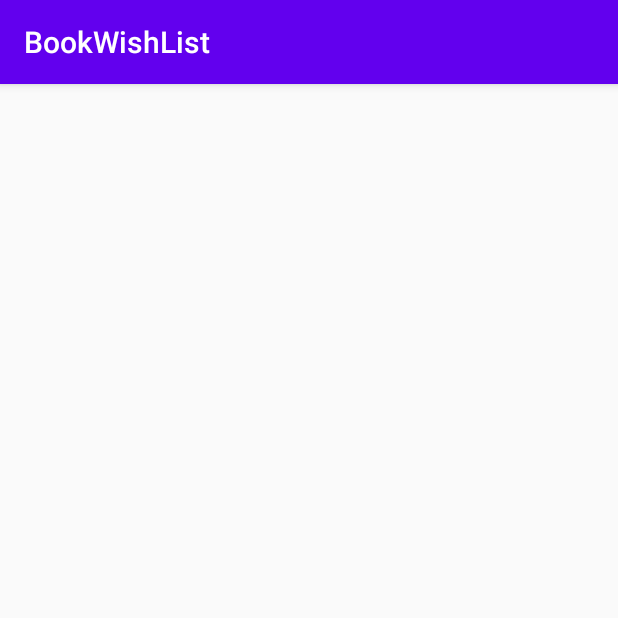
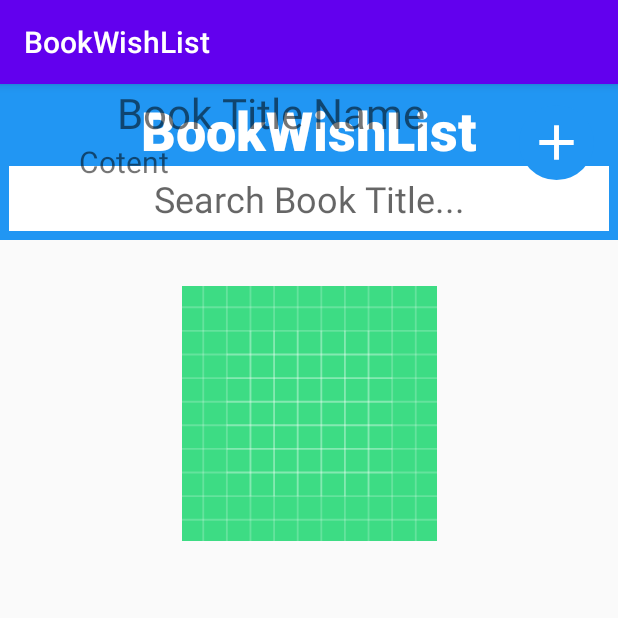
Before and after one commit to EunChongJu/BookWishList, an Android app: the BookInfo screen opened directly, with no data from a screen before it, on a phone screen of 412 x 824 dp, the top half of it. Run offline under Robolectric (Android 15) with nearby library versions, the phone set to English and light mode, and no system bars.

Commit message:
Update Design View and Change to ViewBinding
It's only developed For HOMEWORK

```diff
--- a/app/src/main/res/layout/activity_book_info.xml
+++ b/app/src/main/res/layout/activity_book_info.xml
@@ -6,4 +6,92 @@
     android:layout_height="match_parent"
     tools:context=".BookInfo">
 
+    <LinearLayout
+        android:id="@+id/linearLayout"
+        android:layout_width="match_parent"
+        android:layout_height="wrap_content"
+        android:background="#2196F3"
+        android:orientation="vertical"
+        android:padding="6dp">
+
+        <TextView
+            android:id="@+id/logoMain"
+            android:layout_width="match_parent"
+            android:layout_height="wrap_content"
+            android:fontFamily="sans-serif-black"
+            android:text="BookWishList"
+            android:textAlignment="center"
+            android:textColor="#FFF"
+            android:textSize="36dp" />
+
+        <EditText
+            android:id="@+id/search_input"
+            android:layout_width="match_parent"
+            android:layout_height="wrap_content"
+            android:background="#FFF"
+            android:ems="30"
+            android:hint="Search Book Title..."
+            android:inputType="text"
+            android:padding="5dp"
+            android:textAlignment="center"
+            android:textSize="24dp" />
+
+    </LinearLayout>
+
+    <ImageView
+        android:id="@+id/imageView3"
+        android:layout_width="170dp"
+        android:layout_height="215dp"
+        android:layout_marginTop="8dp"
+        app:layout_constraintEnd_toEndOf="parent"
+        app:layout_constraintStart_toStartOf="parent"
+        app:layout_constraintTop_toBottomOf="@+id/linearLayout"
+        app:srcCompat="@drawable/ic_book_sample_background" />
+
+    <ImageButton
+        android:id="@+id/buttonSearchImage"
+        android:layout_width="50dp"
+        android:layout_height="50dp"
+        android:layout_marginEnd="16dp"
+        android:background="@drawable/round_button"
+        android:padding="5dp"
+        android:scaleType="fitCenter"
+        android:textColor="#FFF"
+        app:layout_constraintBottom_toBottomOf="@+id/linearLayout3"
+        app:layout_constraintEnd_toEndOf="parent"
+        app:layout_constraintTop_toTopOf="@+id/linearLayout3"
+        app:srcCompat="@drawable/ic_add" />
+
+    <LinearLayout
+        android:id="@+id/linearLayout3"
+        android:layout_width="287dp"
+        android:layout_height="77dp"
+        android:layout_marginStart="16dp"
+        android:orientation="vertical"
+        app:layout_constraintEnd_toStartOf="@+id/buttonSearchImage"
+        app:layout_constraintStart_toStartOf="parent"
+        tools:layout_editor_absoluteY="342dp">
+
+        <TextView
+            android:id="@+id/textViewTitle"
+            android:layout_width="match_parent"
+            android:layout_height="wrap_content"
+            android:text="Book Title Name"
+            android:textAlignment="center"
+            android:textSize="28dp" />
+
+        <TextView
+            android:id="@+id/textViewContent"
+            android:layout_width="match_parent"
+            android:layout_height="wrap_content"
+            android:paddingLeft="15dp"
+            android:text="Cotent "
+            android:textSize="20dp" />
+    </LinearLayout>
+
+    <androidx.recyclerview.widget.RecyclerView
+        android:layout_width="409dp"
+        android:layout_height="310dp"
+        tools:layout_editor_absoluteX="1dp"
+        tools:layout_editor_absoluteY="420dp" />
 </androidx.constraintlayout.widget.ConstraintLayout>
```
Also changed, not shown: app/src/main/res/layout/activity_my_wishlist.xml (+34 -0 lines), app/src/main/res/layout/activity_search.xml (+28 -42 lines).
